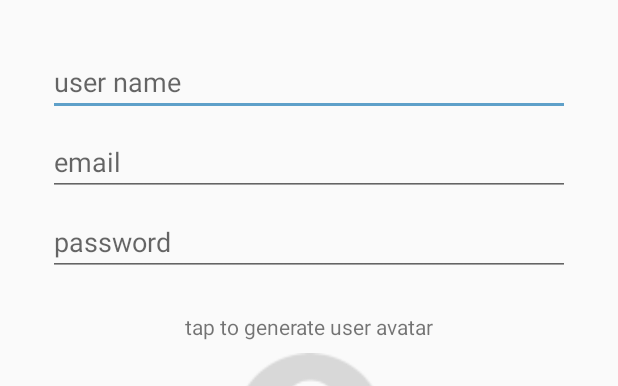
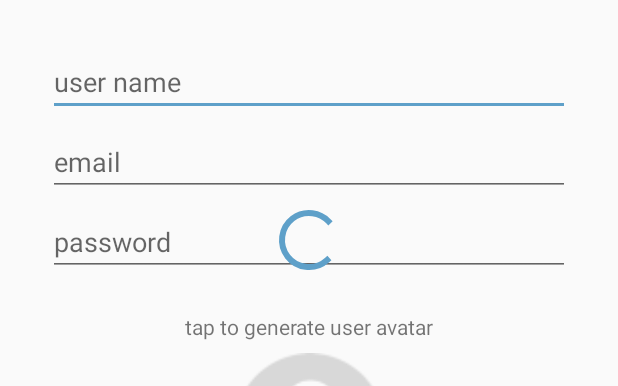
Before and after one commit to Estete9/Smack2, an Android app: the layout activity_create_user.xml on its own in the app's theme, with its tools: preview values and no code run, on a phone screen of 412 x 824 dp. Shown: the top 386 px of the screen. Run offline under Robolectric (Android 15) with nearby library versions, the phone set to English and light mode, and no system bars.

Commit message:
made some else statements to handle errors, made a spinner and disabled the buttons while user is being created, created a local broadcast

```diff
--- a/app/src/main/java/com/example/smack2/Utilities/Constants.kt
+++ b/app/src/main/java/com/example/smack2/Utilities/Constants.kt
@@ -9,3 +9,7 @@ const val BASE_URL = "https://chattychatcep.herokuapp.com/v1/"
 const val URL_REGISTER = "${BASE_URL}account/register"
 const val URL_LOGIN = "${BASE_URL}account/login"
 const val URL_CREATE_USER = "${BASE_URL}user/add"
+
+//broadcast constants
+
+const val BROADCAST_USER_DATA_CHANGE = "BROADCAST_USER_DATA_CHANGE"
--- a/app/src/main/res/layout/activity_create_user.xml
+++ b/app/src/main/res/layout/activity_create_user.xml
@@ -107,4 +107,13 @@
         app:layout_constraintEnd_toEndOf="parent"
         app:layout_constraintHorizontal_bias="0.5"
         app:layout_constraintStart_toStartOf="parent" />
+
+    <ProgressBar
+        android:id="@+id/createSpinner"
+        style="?android:attr/progressBarStyle"
+        android:layout_width="wrap_content"
+        android:layout_height="wrap_content"
+        app:layout_constraintBottom_toBottomOf="@+id/createPasswordText"
+        app:layout_constraintEnd_toEndOf="parent"
+        app:layout_constraintStart_toStartOf="parent" />
 </androidx.constraintlayout.widget.ConstraintLayout>
```
Also changed, not shown: app/src/main/java/com/example/smack2/Controller/CreateUserActivity.kt (+62 -5 lines).
